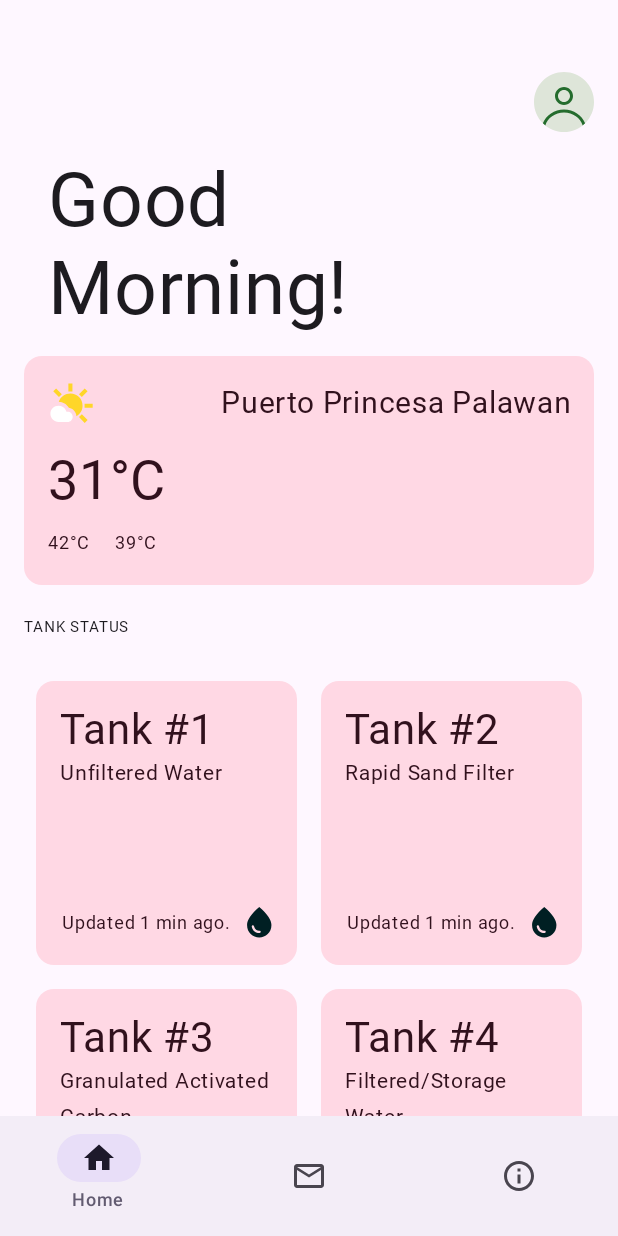
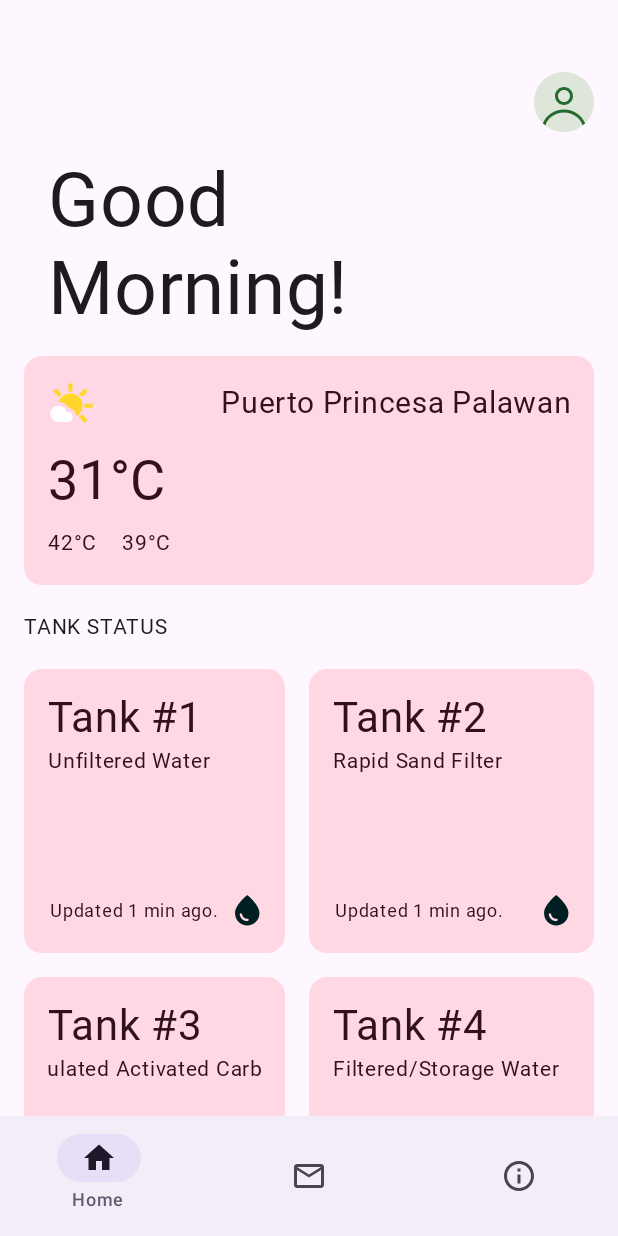
Before and after one commit to TristanListanco/ProjectAquaGuard, an Android app built with Jetpack Compose: the MainAppView screen opened through its navigation route, on a phone screen of 412 x 824 dp. Run offline under Robolectric (Android 15) with nearby library versions, the phone set to English and light mode, and no system bars; our stand-ins replace Firebase (no records; nobody signed in at launch, a user with empty details on screens opened directly), constraintlayout-compose; Roboto replaces fonts that are not available here.

Commit message:
Minor UI Adjustments

```diff
--- a/app/src/main/java/com/aquaguardian/projectaquaguard/ui/components/DashboardTile.kt
+++ b/app/src/main/java/com/aquaguardian/projectaquaguard/ui/components/DashboardTile.kt
@@ -1,6 +1,7 @@
 package com.aquaguardian.projectaquaguard.ui.components
 
 import androidx.compose.foundation.Image
+import androidx.compose.foundation.basicMarquee
 import androidx.compose.foundation.clickable
 import androidx.compose.foundation.layout.Arrangement
 import androidx.compose.foundation.layout.Column
@@ -67,6 +68,8 @@ fun DashboardTile(
                 fontWeight = FontWeight.Normal,
                 fontFamily = productsans_family,
                 fontSize = 14.sp,
+                maxLines = 1,
+                modifier = Modifier.basicMarquee()
             )
         }
         Spacer(
--- a/app/src/main/java/com/aquaguardian/projectaquaguard/ui/views/HomeView.kt
+++ b/app/src/main/java/com/aquaguardian/projectaquaguard/ui/views/HomeView.kt
@@ -156,7 +156,7 @@ fun HomeView(nav: NavHostController, parentNav: NavHostController) {
                         color = MaterialTheme.colorScheme.onTertiaryContainer,
                         fontWeight = FontWeight.Thin,
                         fontFamily = productsans_family,
-                        fontSize = 12.sp,
+                        fontSize = 14.sp,
                         text = "42°C"
                     )
                     Spacer(
@@ -168,7 +168,7 @@ fun HomeView(nav: NavHostController, parentNav: NavHostController) {
                         color = MaterialTheme.colorScheme.onTertiaryContainer,
                         fontWeight = FontWeight.Thin,
                         fontFamily = productsans_family,
-                        fontSize = 12.sp,
+                        fontSize = 14.sp,
                         text = "39°C"
                     )
                 }
@@ -177,7 +177,7 @@ fun HomeView(nav: NavHostController, parentNav: NavHostController) {
 
         Text(
             text = "TANK STATUS",
-            fontSize = 10.sp,
+            fontSize = 14.sp,
             fontWeight = FontWeight.Bold,
             fontFamily = productsans_family,
             modifier = Modifier
@@ -207,7 +207,7 @@ fun HomeView(nav: NavHostController, parentNav: NavHostController) {
                     cardStatus = "Updated 1 min ago.",
                     modifier = Modifier
                         .weight(1f)
-                        .padding(8.dp),
+                        .padding(end = 16.dp),
                     onClick = {
                         parentNav.navigate("${MainRoutes.ViewTank.route}/t1")
                     })
@@ -217,8 +217,7 @@ fun HomeView(nav: NavHostController, parentNav: NavHostController) {
                     icon = painterResource(id = R.drawable.waterdrop),
                     cardStatus = "Updated 1 min ago.",
                     modifier = Modifier
-                        .weight(1f)
-                        .padding(8.dp),
+                        .weight(1f),
                     onClick = {
                         parentNav.navigate("${MainRoutes.ViewTank.route}/t2")
                     }
@@ -236,7 +235,7 @@ fun HomeView(nav: NavHostController, parentNav: NavHostController) {
                     cardStatus = "Updated 1 min ago.",
                     modifier = Modifier
                         .weight(1f)
-                        .padding(8.dp),
+                        .padding(end = 16.dp, top = 16.dp),
                     onClick = {
                         parentNav.navigate("${MainRoutes.ViewTank.route}/t3")
                     }
@@ -248,7 +247,7 @@ fun HomeView(nav: NavHostController, parentNav: NavHostController) {
                     cardStatus = "Updated 1 min ago.",
                     modifier = Modifier
                         .weight(1f)
-                        .padding(8.dp),
+                        .padding(top = 16.dp),
                     onClick = {
                         parentNav.navigate("${MainRoutes.ViewTank.route}/t4")
                     }
```
